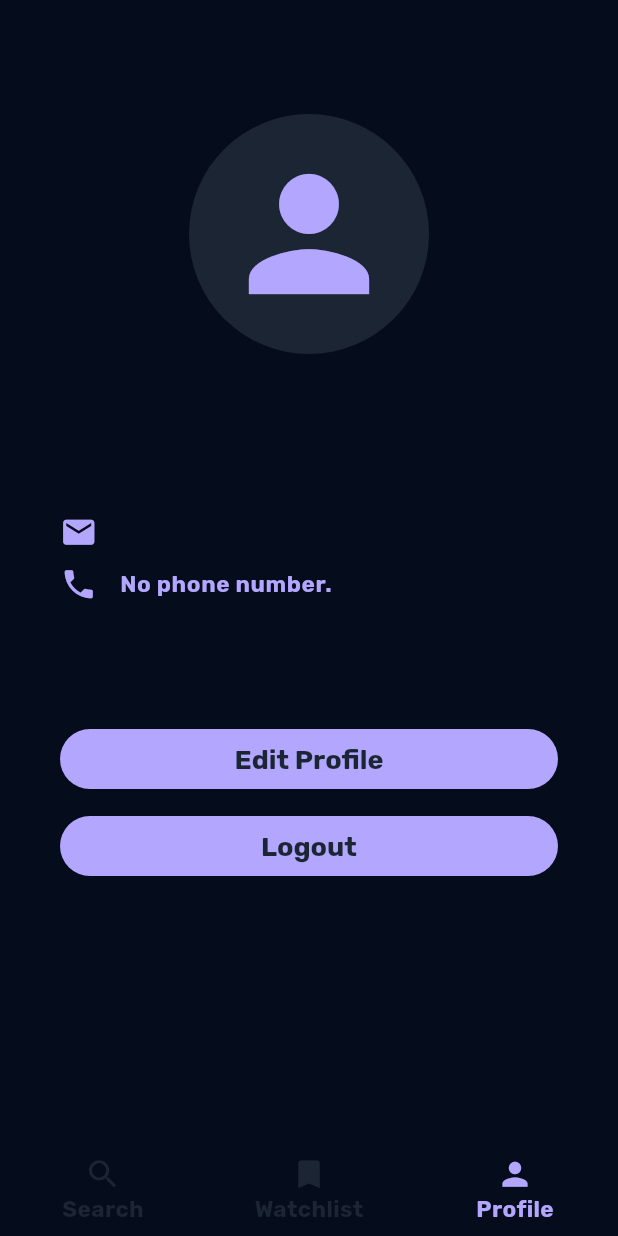
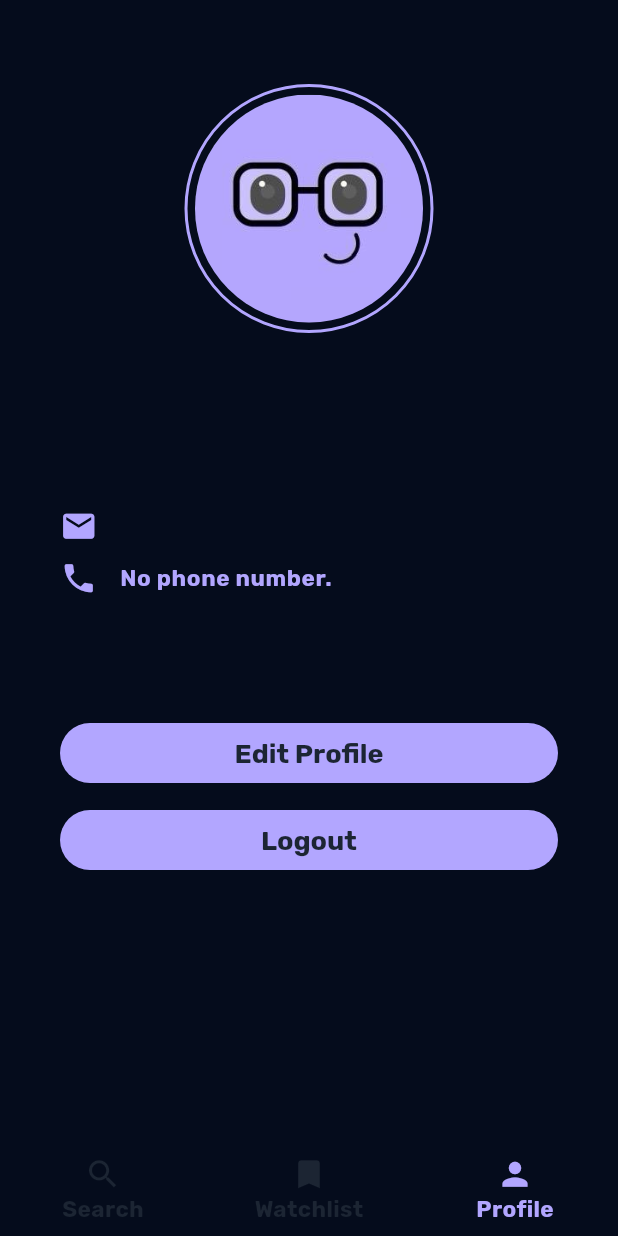
Before and after one commit to ciotirnaealexandru/flick-pick, a Flutter app: the Profile screen opened by its route, on a phone screen of 412 x 824 dp. Run offline on Flutter 3.47's test engine with Material 3 defaults, Android fonts, the phone set to English and light mode, and no system bars; our stand-ins replace cached_network_image, expandable_text, flutter_dotenv, flutter_rating, flutter_secure_storage, google_fonts; missing offline and left inert: device_frame; accounts and stored records are empty; network calls fail.

Commit message:
Add profile image assets
Signed-off-by: Ciotirnae Alexandru-Cosmin <ciotirnae.alexandru005@gmail.com>

```diff
--- a/frontend/lib/pages/profile.dart
+++ b/frontend/lib/pages/profile.dart
@@ -63,15 +63,28 @@ class _ProfileState extends State<Profile> with RouteAware {
           child: Column(
             crossAxisAlignment: CrossAxisAlignment.center,
             children: [
-              SizedBox(height: 20),
-              CircleAvatar(
-                radius: 80, // size of the circle
-                backgroundColor:
-                    Theme.of(
-                      context,
-                    ).colorScheme.primary, // circle background color
-                child: Icon(Icons.person, size: 120),
+              Stack(
+                alignment: Alignment.bottomCenter,
+                children: [
+                  Container(
+                    padding: const EdgeInsets.all(5),
+                    decoration: BoxDecoration(
+                      shape: BoxShape.circle,
+                      border: Border.all(
+                        color: Theme.of(context).colorScheme.onPrimary,
+                        width: 2.0,
+                      ),
+                    ),
+                    child: CircleAvatar(
+                      radius: 76,
+                      backgroundImage: const AssetImage(
+                        'assets/images/purple.jpeg',
+                      ),
+                    ),
+                  ),
+                ],
               ),
+
               SizedBox(height: 20),
               Text(
                 userInfo!.firstName,
@@ -81,7 +94,7 @@ class _ProfileState extends State<Profile> with RouteAware {
                 userInfo!.lastName,
                 style: Theme.of(context).textTheme.titleMedium,
               ),
-              SizedBox(height: 20),
+              SizedBox(height: 30),
               SizedBox(
                 width: double.infinity,
                 child: Column(
--- a/frontend/pubspec.yaml
+++ b/frontend/pubspec.yaml
@@ -67,6 +67,7 @@ flutter:
   # To add assets to your application, add an assets section, like this:
   assets:
     - .env
+    - assets/images/
   #   - images/a_dot_burr.jpeg
   #   - images/a_dot_ham.jpeg
 
```
Also changed, not shown: frontend/assets/images/blue.jpeg (added), frontend/assets/images/green.jpeg (added), frontend/assets/images/purple.jpeg (added), frontend/assets/images/red.jpeg (added), frontend/assets/images/yellow.jpeg (added).
